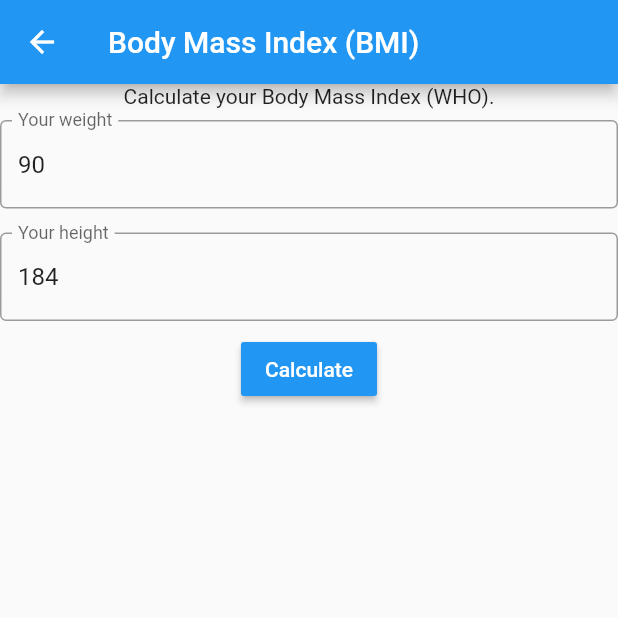
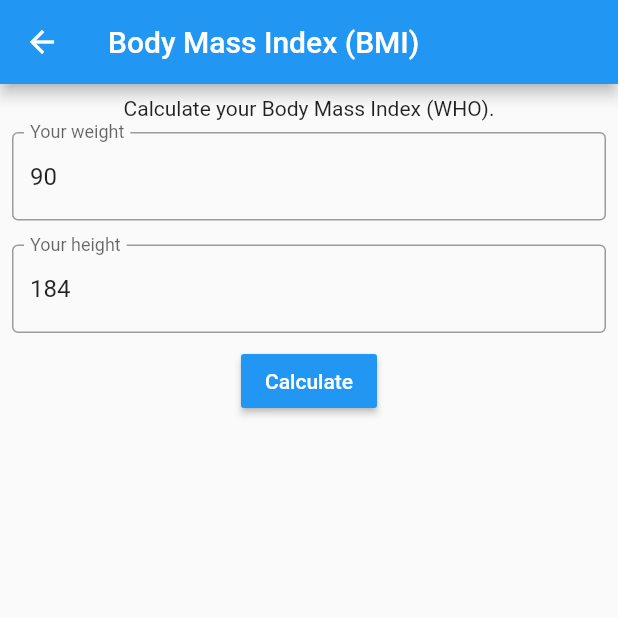
Before and after one commit to dnsflnv/kachculator, a Flutter app: the BmiPage screen opened by its route, on a phone screen of 412 x 824 dp, the top half of it. Run offline on Flutter 3.47's test engine with Material 2 defaults, Android fonts, the light colour scheme and no system bars; our stand-ins replace flutter_linkify, flutter_markdown.

Commit message:
BMI Page: top padding #34

```diff
--- a/lib/pages/bmi_page.dart
+++ b/lib/pages/bmi_page.dart
@@ -31,9 +31,12 @@ class _BmiPageState extends State<BmiPage> {
   Widget build(BuildContext context) {
     return Scaffold(
       appBar: mpAppBar(title: Text(S.of(context).bmiPageTitle)),
-      body: Center(
+      body: SafeArea(
+        child: Center(
           child: Container(
             constraints: BoxConstraints(maxWidth: 800.0),
+            child: Padding(
+              padding: const EdgeInsets.all(8.0),
               child: Form(
                 key: _formKey,
                 child: Column(
@@ -47,7 +50,9 @@ class _BmiPageState extends State<BmiPage> {
                           border: OutlineInputBorder(),
                           labelText: S.of(context).bmiWeight,
                         ),
-                    inputFormatters: [FilteringTextInputFormatter.digitsOnly],
+                        inputFormatters: [
+                          FilteringTextInputFormatter.digitsOnly
+                        ],
                         validator: (value) {
                           if (value.isEmpty) {
                             return S.of(context).bmiWeightValidation;
@@ -64,7 +69,9 @@ class _BmiPageState extends State<BmiPage> {
                           border: OutlineInputBorder(),
                           labelText: S.of(context).bmiHeight,
                         ),
-                    inputFormatters: [FilteringTextInputFormatter.digitsOnly],
+                        inputFormatters: [
+                          FilteringTextInputFormatter.digitsOnly
+                        ],
                         validator: (value) {
                           if (value.isEmpty) {
                             return S.of(context).bmiHeightValidation;
@@ -109,6 +116,8 @@ $result
               ),
             ),
           ),
+        ),
+      ),
     );
   }
 }
--- a/pubspec.yaml
+++ b/pubspec.yaml
@@ -1,7 +1,7 @@
 name: kachculator
 description: Calculator for fitness, bodybuilding and powerlifting.
 publish_to: 'none' # Remove this line if you wish to publish to pub.dev
-version: 1.0.1+1
+version: 1.1.0+1
 
 environment:
   sdk: ">=2.7.0 <3.0.0"
```
Lines whose indentation alone changed are shown as unchanged.
